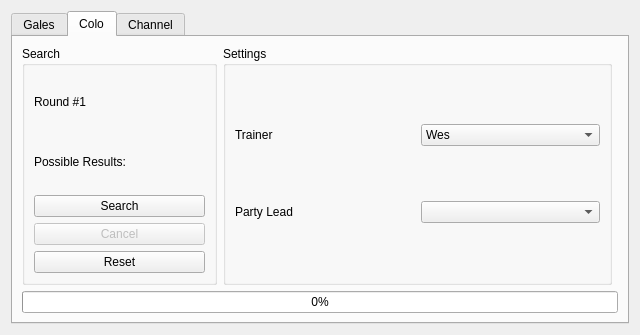
First picture: the form in Source/Form/Gen3/Tools/GameCubeSeedFinder.ui, repository Admiral-Fish/PokeFinder, before the edit.
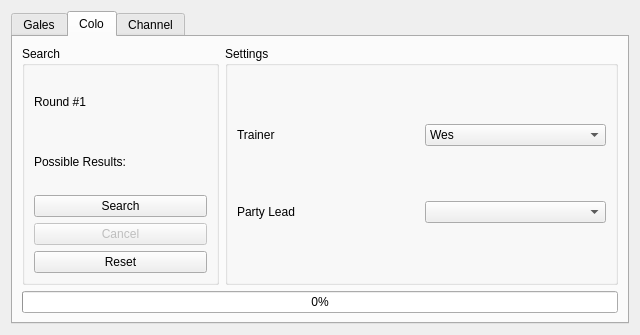
Second picture: the form after the edit. The open tabs and pages were chosen to show the change. Custom widgets are drawn as their Qt base class.

Patch:
```diff
--- a/Source/Form/Gen3/Tools/GameCubeSeedFinder.ui
+++ b/Source/Form/Gen3/Tools/GameCubeSeedFinder.ui
@@ -165,12 +165,6 @@
       <layout class="QGridLayout" name="gridLayout_2">
        <item row="0" column="0">
         <widget class="QGroupBox" name="groupBoxColoSearch">
-         <property name="sizePolicy">
-          <sizepolicy hsizetype="Preferred" vsizetype="Preferred">
-           <horstretch>1</horstretch>
-           <verstretch>0</verstretch>
-          </sizepolicy>
-         </property>
          <property name="title">
           <string>Search</string>
          </property>
@@ -223,14 +217,8 @@
          </property>
         </widget>
        </item>
-       <item row="0" column="1">
+       <item row="0" column="1" colspan="2">
         <widget class="QGroupBox" name="groupBoxColoTrainer">
-         <property name="sizePolicy">
-          <sizepolicy hsizetype="Preferred" vsizetype="Preferred">
-           <horstretch>2</horstretch>
-           <verstretch>0</verstretch>
-          </sizepolicy>
-         </property>
          <property name="title">
           <string>Settings</string>
          </property>
```
Left out of the diff: 12 changed lines with no effect on the pictures.
